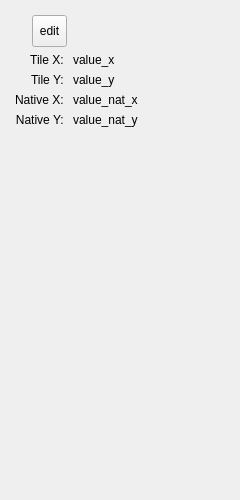
The window that client/editor/tool_tile.ui (longturn/freeciv21) describes before a commit, drawn with Qt 5.
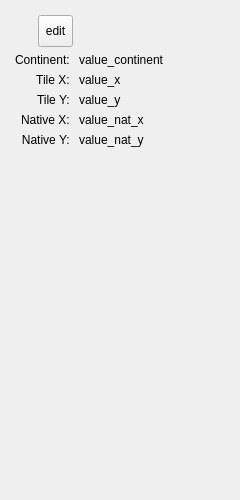
The same window after the commit.

What changed in the file:
```diff
--- a/client/editor/tool_tile.ui
+++ b/client/editor/tool_tile.ui
@@ -10,6 +10,18 @@
     <height>500</height>
    </rect>
   </property>
+  <property name="sizePolicy">
+   <sizepolicy hsizetype="Maximum" vsizetype="Maximum">
+    <horstretch>0</horstretch>
+    <verstretch>0</verstretch>
+   </sizepolicy>
+  </property>
+  <property name="maximumSize">
+   <size>
+    <width>240</width>
+    <height>500</height>
+   </size>
+  </property>
   <property name="windowTitle">
    <string>Form</string>
   </property>
@@ -35,6 +47,70 @@
     <property name="bottomMargin">
      <number>5</number>
     </property>
+    <item row="6" column="0">
+     <spacer name="verticalSpacer">
+      <property name="orientation">
+       <enum>Qt::Vertical</enum>
+      </property>
+      <property name="sizeHint" stdset="0">
+       <size>
+        <width>20</width>
+        <height>40</height>
+       </size>
+      </property>
+     </spacer>
+    </item>
+    <item row="5" column="0">
+     <widget class="QLabel" name="label_nat_y">
+      <property name="text">
+       <string>Native Y: </string>
+      </property>
+      <property name="alignment">
+       <set>Qt::AlignRight|Qt::AlignTrailing|Qt::AlignVCenter</set>
+      </property>
+     </widget>
+    </item>
+    <item row="3" column="0">
+     <widget class="QLabel" name="label_y">
+      <property name="text">
+       <string>Tile Y: </string>
+      </property>
+      <property name="alignment">
+       <set>Qt::AlignRight|Qt::AlignTrailing|Qt::AlignVCenter</set>
+      </property>
+     </widget>
+    </item>
+    <item row="5" column="1">
+     <widget class="QLabel" name="value_nat_y">
+      <property name="text">
+       <string>value_nat_y</string>
+      </property>
+     </widget>
+    </item>
+    <item row="4" column="1">
+     <widget class="QLabel" name="value_nat_x">
+      <property name="text">
+       <string>value_nat_x</string>
+      </property>
+     </widget>
+    </item>
+    <item row="3" column="1">
+     <widget class="QLabel" name="value_y">
+      <property name="text">
+       <string>value_y</string>
+      </property>
+     </widget>
+    </item>
+    <item row="2" column="0">
+     <widget class="QLabel" name="label_x">
+      <property name="text">
+       <string>Tile X: </string>
+      </property>
+      <property name="alignment">
+       <set>Qt::AlignRight|Qt::AlignTrailing|Qt::AlignVCenter</set>
+      </property>
+     </widget>
+    </item>
     <item row="0" column="0">
      <widget class="QToolButton" name="tbut_select_tile">
       <property name="minimumSize">
@@ -51,7 +127,7 @@
       </property>
      </widget>
     </item>
-    <item row="3" column="0">
+    <item row="4" column="0">
      <widget class="QLabel" name="label_nat_x">
       <property name="text">
        <string>Native X: </string>
@@ -61,74 +137,24 @@
       </property>
      </widget>
     </item>
-    <item row="3" column="1">
-     <widget class="QLabel" name="value_nat_x">
-      <property name="text">
-       <string>value_nat_x</string>
-      </property>
-     </widget>
-    </item>
     <item row="2" column="1">
-     <widget class="QLabel" name="value_y">
-      <property name="text">
-       <string>value_y</string>
-      </property>
-     </widget>
-    </item>
-    <item row="4" column="1">
-     <widget class="QLabel" name="value_nat_y">
-      <property name="text">
-       <string>value_nat_y</string>
-      </property>
-     </widget>
-    </item>
-    <item row="1" column="1">
      <widget class="QLabel" name="value_x">
       <property name="text">
        <string>value_x</string>
       </property>
      </widget>
     </item>
-    <item row="5" column="0">
-     <spacer name="verticalSpacer">
-      <property name="orientation">
-       <enum>Qt::Vertical</enum>
-      </property>
-      <property name="sizeHint" stdset="0">
-       <size>
-        <width>20</width>
-        <height>40</height>
-       </size>
-      </property>
-     </spacer>
-    </item>
-    <item row="4" column="0">
-     <widget class="QLabel" name="label_nat_y">
-      <property name="text">
-       <string>Native Y: </string>
-      </property>
-      <property name="alignment">
-       <set>Qt::AlignRight|Qt::AlignTrailing|Qt::AlignVCenter</set>
-      </property>
-     </widget>
-    </item>
     <item row="1" column="0">
-     <widget class="QLabel" name="label_x">
+     <widget class="QLabel" name="label_continent">
       <property name="text">
-       <string>Tile X: </string>
-      </property>
-      <property name="alignment">
-       <set>Qt::AlignRight|Qt::AlignTrailing|Qt::AlignVCenter</set>
+       <string>Continent: </string>
       </property>
      </widget>
     </item>
-    <item row="2" column="0">
-     <widget class="QLabel" name="label_y">
+    <item row="1" column="1">
+     <widget class="QLabel" name="value_continent">
       <property name="text">
-       <string>Tile Y: </string>
-      </property>
-      <property name="alignment">
-       <set>Qt::AlignRight|Qt::AlignTrailing|Qt::AlignVCenter</set>
+       <string>value_continent</string>
       </property>
      </widget>
     </item>
```
